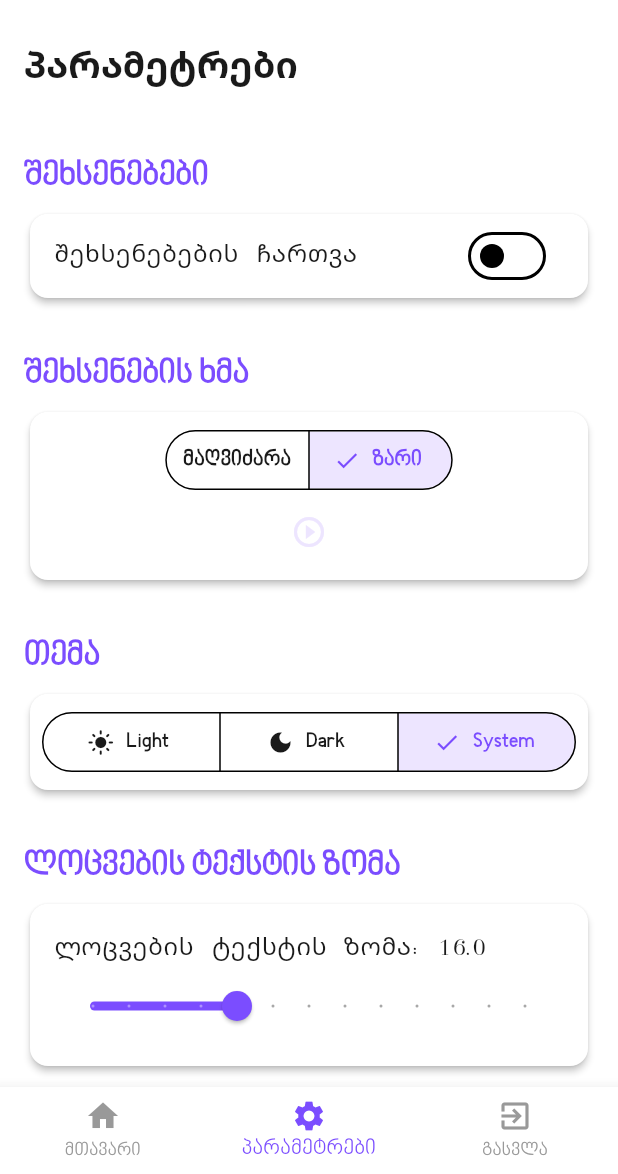
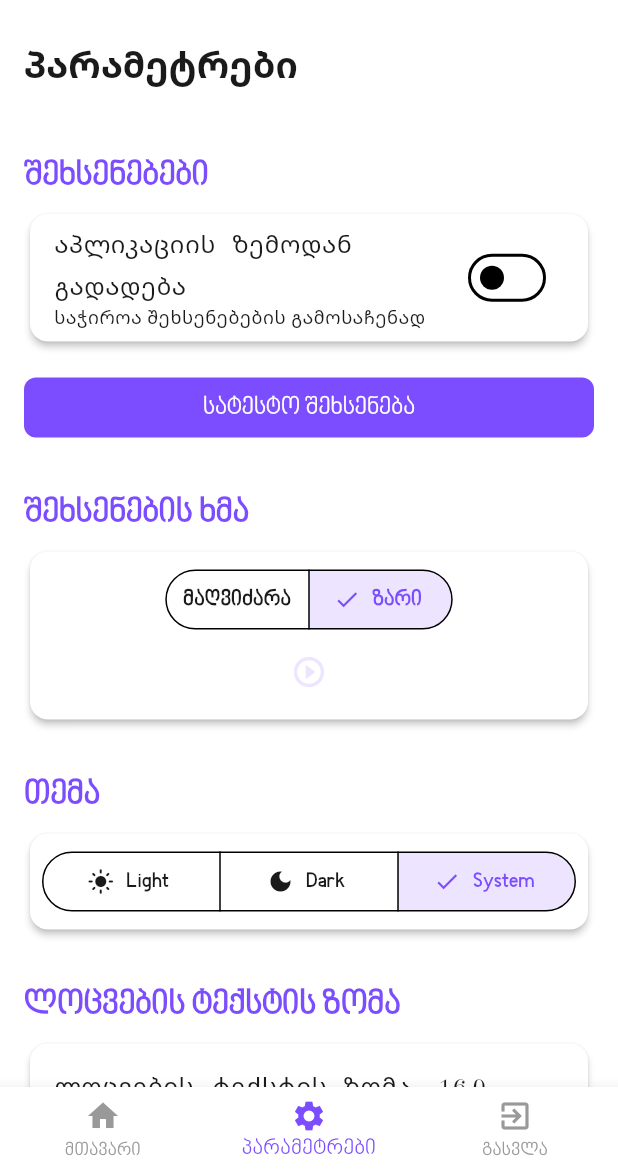
Before and after one commit to radiolagames-hub/7locva, a Flutter app: the screen it shows after launch, swiped to page 2, on a phone screen of 412 x 824 dp, the part 62-1236 px from its top. Run offline on Flutter 3.47's test engine with Material 3 defaults, Android fonts, the light colour scheme and no system bars; our stand-ins replace audioplayers, awesome_notifications, permission_handler, shared_preferences, timezone, video_player; missing offline and left inert: android_alarm_manager_plus; network calls fail.

Commit message:
Implement system-wide test reminder and fix video assets

```diff
--- a/lib/pages/settings_page.dart
+++ b/lib/pages/settings_page.dart
@@ -4,9 +4,24 @@ import 'package:provider/provider.dart';
 import 'package:myapp/controllers/settings_controller.dart';
 import 'package:myapp/widgets/sound_selection.dart';
 import 'package:myapp/widgets/custom_app_bar.dart';
+import 'package:android_alarm_manager_plus/android_alarm_manager_plus.dart';
+import 'package:myapp/main.dart';
 
-class SettingsPage extends StatelessWidget {
+class SettingsPage extends StatefulWidget {
   const SettingsPage({super.key});
+
+  @override
+  State<SettingsPage> createState() => _SettingsPageState();
+}
+
+class _SettingsPageState extends State<SettingsPage> {
+  @override
+  void initState() {
+    super.initState();
+    WidgetsBinding.instance.addPostFrameCallback((_) {
+      Provider.of<SettingsController>(context, listen: false).loadSettings();
+    });
+  }
 
   @override
   Widget build(BuildContext context) {
@@ -22,6 +37,8 @@ class SettingsPage extends StatelessWidget {
           _buildSectionTitle(context, 'შეხსენებები'),
           _buildNotificationToggle(context, settingsController, theme),
           const SizedBox(height: 16),
+          _buildTestReminderButton(context),
+          const SizedBox(height: 16),
           _buildSectionTitle(context, 'შეხსენების ხმა'),
           const SoundSelection(),
           const SizedBox(height: 16),
@@ -32,6 +49,21 @@ class SettingsPage extends StatelessWidget {
           _buildFontSizeSlider(context, settingsController, theme),
         ],
       ),
+    );
+  }
+
+  Widget _buildTestReminderButton(BuildContext context) {
+    return ElevatedButton(
+      onPressed: () {
+        AndroidAlarmManager.oneShot(
+          const Duration(seconds: 5),
+          12345, // Unique ID for the alarm
+          showTestNotification, // The top-level function to be executed
+          exact: true,
+          wakeup: true,
+        );
+      },
+      child: const Text('სატესტო შეხსენება'),
     );
   }
 
@@ -54,7 +86,8 @@ class SettingsPage extends StatelessWidget {
       elevation: 2,
       shape: RoundedRectangleBorder(borderRadius: BorderRadius.circular(12)),
       child: SwitchListTile(
-        title: Text('შეხსენებების ჩართვა', style: theme.textTheme.bodyLarge),
+        title: Text('აპლიკაციის ზემოდან გადადება', style: theme.textTheme.bodyLarge),
+        subtitle: Text('საჭიროა შეხსენებების გამოსაჩენად', style: theme.textTheme.bodySmall),
         value: controller.notificationsEnabled,
         onChanged: (bool value) async {
           if (value) {
--- a/pubspec.yaml
+++ b/pubspec.yaml
@@ -33,8 +33,7 @@ flutter:
 
   assets:
     - assets/images/
-    - assets/videos/video1.mp4
-    - assets/videos/video2.mp4
+    - assets/videos/
     - assets/audio/
 
   fonts:
```
Also changed, not shown: lib/main.dart (+48 -1 lines), lib/pages/test_reminder_page.dart (added, +30 -0 lines).
